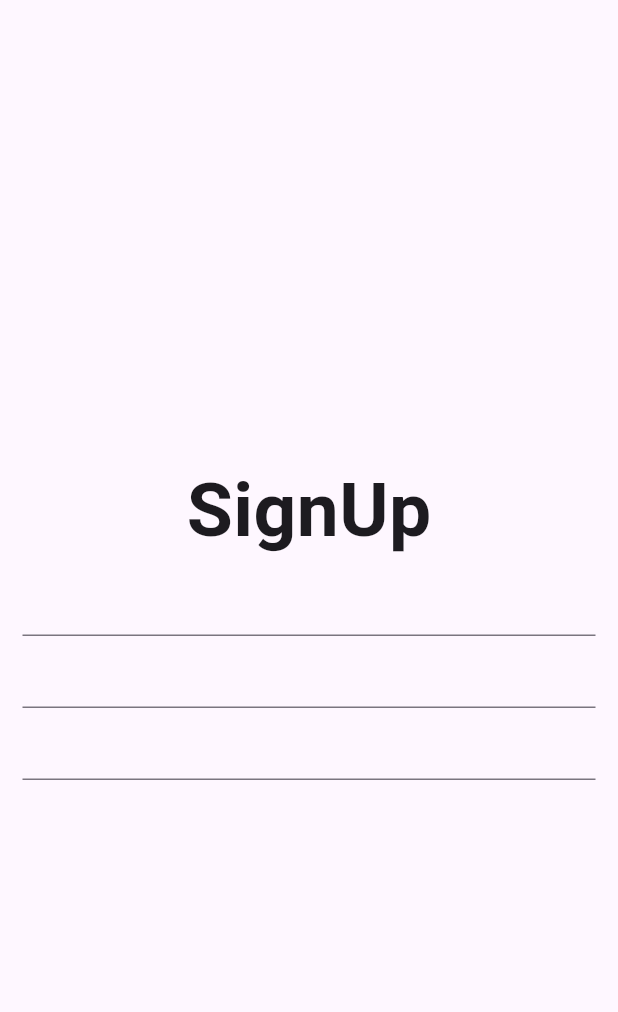
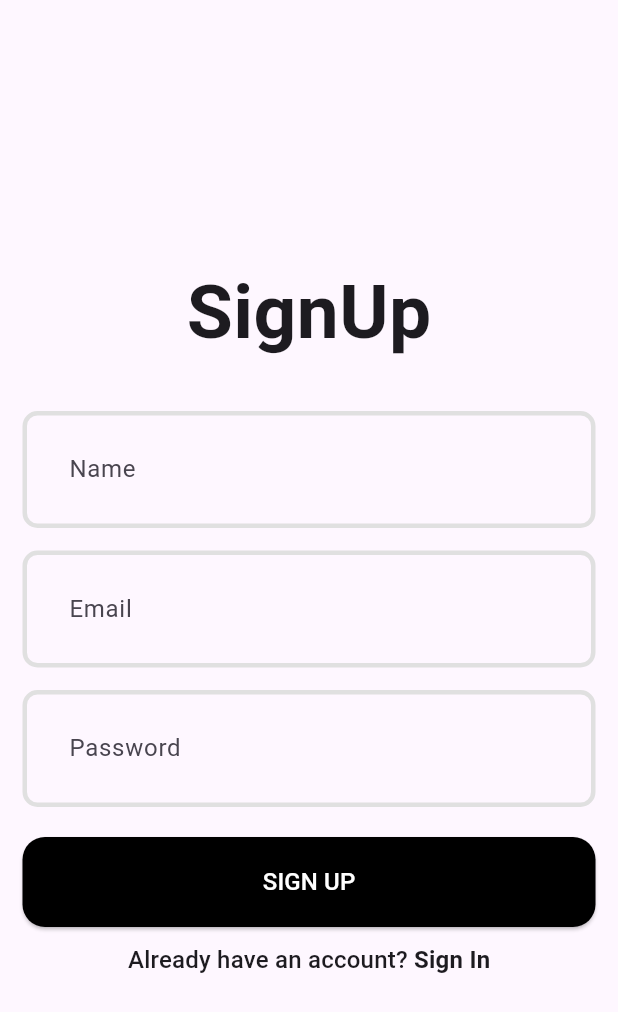
Before and after one commit to akhil-ge0rge/task_app, a Flutter app: the screen it shows after launch, on a phone screen of 412 x 824 dp. Shown: the top 1012 px of the screen. Run offline on Flutter 3.47's test engine with Material 3 defaults, Android fonts, the phone set to English and light mode, and no system bars.

Commit message:
auth ui  completed

```diff
--- /dev/null
+++ b/frontend/lib/feature/auth/pages/sign_up_page.dart
@@ -0,0 +1,129 @@
+import 'package:flutter/material.dart';
+import 'package:frontend/feature/auth/pages/login_page.dart';
+
+class SignUpPage extends StatefulWidget {
+  const SignUpPage({super.key});
+
+  @override
+  State<SignUpPage> createState() => _SignUpPageState();
+}
+
+class _SignUpPageState extends State<SignUpPage> {
+  final emailController = TextEditingController();
+  final passwordController = TextEditingController();
+  final nameController = TextEditingController();
+  final formKey = GlobalKey<FormState>();
+
+  @override
+  void dispose() {
+    emailController.dispose();
+    passwordController.dispose();
+    nameController.dispose();
+    super.dispose();
+  }
+
+  void signUpUser() {
+    if (formKey.currentState!.validate()) {}
+  }
+
+  @override
+  Widget build(BuildContext context) {
+    return Scaffold(
+      body: Padding(
+        padding: const EdgeInsets.all(
+          15.0,
+        ),
+        child: Form(
+          key: formKey,
+          child: Column(
+            mainAxisAlignment: MainAxisAlignment.center,
+            children: [
+              const Text(
+                "SignUp",
+                style: TextStyle(
+                  fontSize: 50,
+                  fontWeight: FontWeight.bold,
+                ),
+              ),
+              const SizedBox(height: 30),
+              TextFormField(
+                controller: nameController,
+                decoration: const InputDecoration(
+                  hintText: "Name",
+                ),
+                validator: (value) {
+                  if (value == null || value.trim().isEmpty) {
+                    return "Please enter name";
+                  }
+                  return null;
+                },
+              ),
+              const SizedBox(height: 15),
+              TextFormField(
+                controller: emailController,
+                decoration: const InputDecoration(
+                  hintText: "Email",
+                ),
+                validator: (value) {
+                  if (value == null ||
+                      value.trim().isEmpty ||
+                      !value.trim().contains("@")) {
+                    return "Please enter a email";
+                  }
+                  return null;
+                },
+              ),
+              const SizedBox(height: 15),
+              TextFormField(
+                controller: passwordController,
+                decoration: const InputDecoration(
+                  hintText: "Password",
+                ),
+                validator: (value) {
+                  if (value == null ||
+                      value.trim().isEmpty ||
+                      value.trim().length <= 5) {
+                    return "Please enter a password more than 5 char";
+                  }
+                  return null;
+                },
+              ),
+              const SizedBox(height: 20),
+              ElevatedButton(
+                onPressed: signUpUser,
+                child: const Text(
+                  "SIGN UP",
+                  style: TextStyle(
+                    fontSize: 16,
+                    color: Colors.white,
+                  ),
+                ),
+              ),
+              const SizedBox(height: 10),
+              GestureDetector(
+                onTap: () {
+                  Navigator.of(context).push(MaterialPageRoute(
+                    builder: (context) => const LoginPage(),
+                  ));
+                },
+                child: RichText(
+                  text: TextSpan(
+                      text: "Already have an account? ",
+                      style: Theme.of(context).textTheme.titleMedium,
+                      children: const [
+                        TextSpan(
+                          text: "Sign In",
+                          style: TextStyle(
+                            fontWeight: FontWeight.bold,
+                          ),
+                        ),
+                      ]),
+                ),
+              )
+            ],
+          ),
+        ),
+      ),
+    );
+  }
+}
--- a/frontend/lib/main.dart
+++ b/frontend/lib/main.dart
@@ -1,4 +1,6 @@
 import 'package:flutter/material.dart';
+
+import 'feature/auth/pages/sign_up_page.dart';
 
 void main() {
   runApp(const MyApp());
@@ -6,79 +8,55 @@ void main() {
 
 class MyApp extends StatelessWidget {
   const MyApp({super.key});
-
-  // This widget is the root of your application.
   @override
   Widget build(BuildContext context) {
     return MaterialApp(
-      title: 'Flutter Demo',
+      title: 'Task App',
       theme: ThemeData(
-        // This is the theme of your application.
-        //
-        // TRY THIS: Try running your application with "flutter run". You'll see
-        // the application has a purple toolbar. Then, without quitting the app,
-        // try changing the seedColor in the colorScheme below to Colors.green
-        // and then invoke "hot reload" (save your changes or press the "hot
-        // reload" button in a Flutter-supported IDE, or press "r" if you used
-        // the command line to start the app).
-        //
-        // Notice that the counter didn't reset back to zero; the application
-        // state is not lost during the reload. To reset the state, use hot
-        // restart instead.
-        //
-        // This works for code too, not just values: Most code changes can be
-        // tested with just a hot reload.
-        colorScheme: ColorScheme.fromSeed(seedColor: Colors.deepPurple),
+        inputDecorationTheme: InputDecorationTheme(
+          contentPadding: const EdgeInsets.all(27),
+          border: OutlineInputBorder(
+            borderRadius: BorderRadius.circular(10),
+            borderSide: const BorderSide(
+              width: 3,
+            ),
+          ),
+          enabledBorder: OutlineInputBorder(
+            borderRadius: BorderRadius.circular(10),
+            borderSide: BorderSide(
+              color: Colors.grey.shade300,
+              width: 3,
+            ),
+          ),
+          focusedBorder: OutlineInputBorder(
+            borderRadius: BorderRadius.circular(10),
+            borderSide: const BorderSide(
+              width: 3,
+            ),
+          ),
+          errorBorder: OutlineInputBorder(
+            borderRadius: BorderRadius.circular(10),
+            borderSide: const BorderSide(
+              width: 3,
+              color: Colors.red,
+            ),
+          ),
+        ),
+        elevatedButtonTheme: ElevatedButtonThemeData(
+          style: ElevatedButton.styleFrom(
+            backgroundColor: Colors.black,
+            minimumSize: const Size(
+              double.infinity,
+              60,
+            ),
+            shape: RoundedRectangleBorder(
+              borderRadius: BorderRadius.circular(15),
+            ),
+          ),
+        ),
         useMaterial3: true,
       ),
       home: const SignUpPage(),
     );
   }
 }
-
-class SignUpPage extends StatefulWidget {
-  const SignUpPage({super.key});
-
-  @override
-  State<SignUpPage> createState() => _SignUpPageState();
-}
-
-class _SignUpPageState extends State<SignUpPage> {
-  final emailController = TextEditingController();
-  final passwordController = TextEditingController();
-  final nameController = TextEditingController();
-
-  @override
-  void dispose() {
-    emailController.dispose();
-    passwordController.dispose();
-    nameController.dispose();
-    super.dispose();
-  }
-
-  @override
-  Widget build(BuildContext context) {
-    return Scaffold(
-      body: Padding(
-        padding: const EdgeInsets.all(
-          15.0,
-        ),
-        child: Column(
-          mainAxisAlignment: MainAxisAlignment.center,
-          children: [
-            Text(
-              "SignUp",
-              style: TextStyle(
-                fontSize: 50,
-                fontWeight: FontWeight.bold,
-              ),
-            ),
-            TextField(),
-            TextField(),
-            TextField(),
-          ],
-        ),
-      ),
-    );
-  }
-}
```
Also changed, not shown: frontend/lib/feature/auth/pages/login_page.dart (added, +112 -0 lines).
